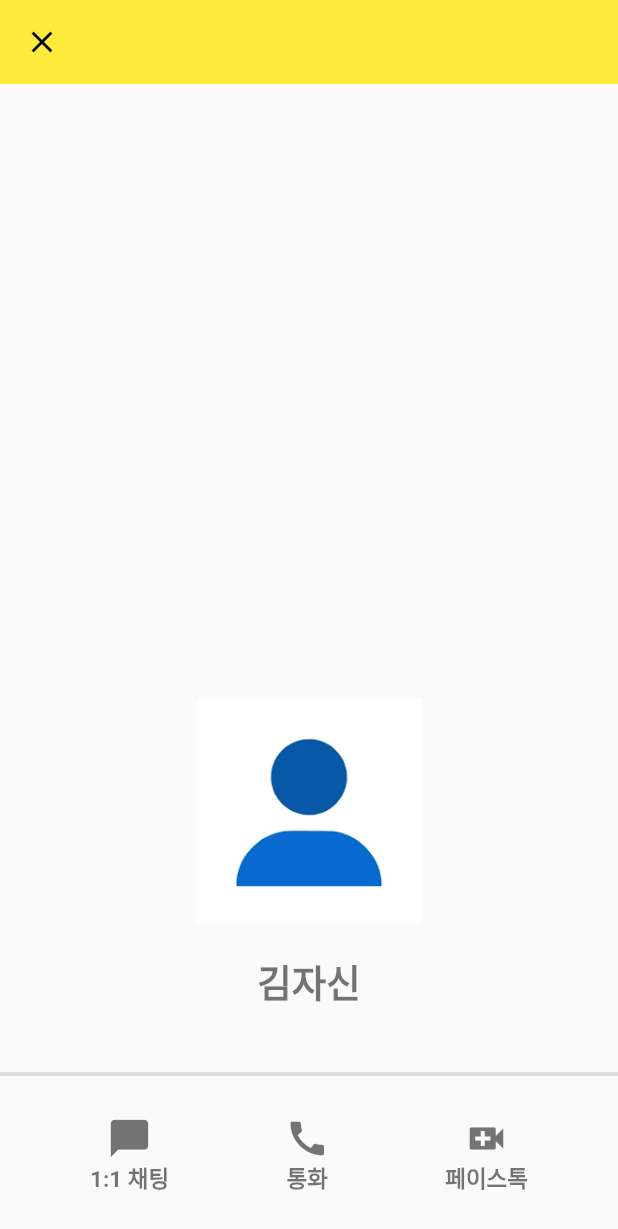
After one commit to StarJins/pineapple_tok, a Flutter app: the MainPage screen opened by its route, after a tap on "김자신", on a phone screen of 412 x 824 dp. The commit adds this screen. Shown: the top 1229 px of the screen. Run offline on Flutter 3.47's test engine with Material 2 defaults, Android fonts, the phone set to English and light mode, and no system bars; our stand-ins replace page_transition.

Commit message:
profile_page 추가 Navigator -> Navigator.of 변경

```diff
--- a/lib/friend_page/friend_page.dart
+++ b/lib/friend_page/friend_page.dart
@@ -1,6 +1,8 @@
 import 'package:flutter/material.dart';
+import 'package:page_transition/page_transition.dart';
 import 'package:pineapple_tok/data/friend.dart';
 import 'package:pineapple_tok/data/my_profile.dart';
+import 'package:pineapple_tok/friend_page/profile_page.dart';
 
 class FriendPage extends StatefulWidget {
   const FriendPage({Key? key}) : super(key: key);
@@ -50,14 +52,14 @@ class _FriendPageState extends State<FriendPage> {
       padding: const EdgeInsets.all(10.0),
       child: Column(
         children: [
-          _buildMyProfile(),
+          _buildMyProfile(context),
           Divider(
             height: 20,
             thickness: 2.0,
           ),
           Expanded(
             child: ListView(
-              children: _buildFriendList(),
+              children: _buildFriendList(context),
             ),
           ),
         ],
@@ -65,18 +67,26 @@ class _FriendPageState extends State<FriendPage> {
     );
   }
 
-  Widget _buildMyProfile() {
+  Widget _buildMyProfile(BuildContext context) {
     if (this.myProfile != null) {
       return ListTile(
         leading: Image.asset(this.myProfile!.picturePath),
         title: Text(this.myProfile!.name),
+        onTap: () {
+          Navigator.of(context).push(
+            PageTransition(
+              type: PageTransitionType.bottomToTop,
+              child: ProfilePage(profileInfo: this.myProfile!),
+            ),
+          );
+        },
       );
     } else {
       return CircularProgressIndicator();
     }
   }
 
-  List<Widget> _buildFriendList() {
+  List<Widget> _buildFriendList(BuildContext context) {
     if (this.friendList != null) {
       return List.generate(
         this.friendList!.length,
@@ -84,6 +94,14 @@ class _FriendPageState extends State<FriendPage> {
           leading: Image.asset(this.friendList![index].picturePath),
           title: Text(this.friendList![index].name),
           subtitle: Text(this.friendList![index].id.toString()),
+          onTap: () {
+            Navigator.of(context).push(
+              PageTransition(
+                type: PageTransitionType.bottomToTop,
+                child: ProfilePage(profileInfo: this.friendList![index]),
+              ),
+            );
+          },
         )
       );
     } else {
--- /dev/null
+++ b/lib/friend_page/profile_page.dart
@@ -0,0 +1,122 @@
+import 'package:flutter/material.dart';
+
+class ProfilePage extends StatelessWidget {
+  final dynamic profileInfo;
+  const ProfilePage({Key? key, required this.profileInfo}) : super(key: key);
+
+  @override
+  Widget build(BuildContext context) {
+    return Scaffold(
+      // extendBodyBehindAppBar: true,
+      appBar: AppBar(
+        elevation: 0.0,
+        leading: IconButton(
+          onPressed: () {
+            Navigator.pop(context);
+          },
+          icon: Icon(Icons.close),
+        ),
+      ),
+      body: _buildProfileBody(),
+    );
+  }
+
+  Column _buildProfileBody() {
+    return Column(
+      children: [
+        Expanded(
+          flex: 8,
+          child: SizedBox(),
+        ),
+        Expanded(
+          flex: 7,
+          child: _profilePageMainColumn(),
+        ),
+      ],
+    );
+  }
+
+  Column _profilePageMainColumn() {
+    return Column(
+      mainAxisAlignment: MainAxisAlignment.spaceBetween,
+      children: [
+        _profileInfo(),
+        _bottomButton(),
+      ],
+    );
+  }
+
+  Column _profileInfo() {
+    return Column(
+      children: [
+        Image.asset(
+          this.profileInfo.picturePath,
+          height: 150.0,
+          width: 150.0,
+        ),
+        SizedBox(
+          height: 20.0,
+        ),
+        Text(
+          '${this.profileInfo.name}',
+          style: TextStyle(
+            fontSize: 25.0,
+            fontWeight: FontWeight.bold,
+            color: Colors.black54,
+          ),
+        ),
+      ],
+    );
+  }
+
+  Column _bottomButton() {
+    return Column(
+      children: [
+        Divider(
+          height: 40.0,
+          thickness: 2.5,
+        ),
+        Row(
+          mainAxisAlignment: MainAxisAlignment.spaceEvenly,
+          children: [
+            _BottomButton(Icons.chat_bubble, '1:1 채팅'),
+            _BottomButton(Icons.call, '통화'),
+            _BottomButton(Icons.video_call, '페이스톡'),
+          ],
+        ),
+        SizedBox(
+          height: 20.0,
+        ),
+      ],
+    );
+  }
+
+  Column _BottomButton(IconData icon, String label) {
+    return Column(
+      children: [
+        TextButton(
+          onPressed: () {
+            print('click');
+          },
+          child: Column(
+            children: [
+              Icon(
+                icon,
+                size: 30.0,
+                color: Colors.black54,
+              ),
+              Text(
+                '${label}',
+                style: TextStyle(
+                  fontSize: 15.0,
+                  fontWeight: FontWeight.bold,
+                  color: Colors.black54,
+                ),
+              ),
+            ],
+          ),
+        ),
+      ],
+    );
+  }
+}
--- a/lib/login_page/login_page.dart
+++ b/lib/login_page/login_page.dart
@@ -209,7 +209,7 @@ class _LoginFormState extends State<LoginForm> {
       return false;
     }
     else {
-      Navigator.pushNamed(context, '/main_page');
+      Navigator.of(context).pushNamed('/main_page');
       return true;
     }
   }
--- a/lib/main.dart
+++ b/lib/main.dart
@@ -4,6 +4,7 @@ import 'package:pineapple_tok/layout/main_page.dart';
 import 'package:pineapple_tok/friend_page/friend_page.dart';
 import 'package:pineapple_tok/chatting_page/chatting_page.dart';
 import 'package:pineapple_tok/credit_page/credit_page.dart';
+// import 'friend_page/profile_page.dart';
 
 void main() => runApp(MyApp());
 
@@ -21,6 +22,7 @@ final Map<int, Page> pageList = {
   0 : Page('friend page', '/friend_page', FriendPage()),
   1 : Page('chatting page', '/chatting_page', ChattingPage()),
   2 : Page('credit page', '/credit_page', CreditPage()),
+  // 3 : Page('profile page', '/profile_page', ProfilePage()),
 };
 
 class MyApp extends StatelessWidget {
--- a/pubspec.yaml
+++ b/pubspec.yaml
@@ -36,6 +36,7 @@ dependencies:
   # Use with the CupertinoIcons class for iOS style icons.
   cupertino_icons: ^1.0.2
   path_provider: ^2.0.14
+  page_transition: ^2.0.9
 
 dev_dependencies:
   flutter_test:
```
Also changed, not shown: pubspec.lock.
